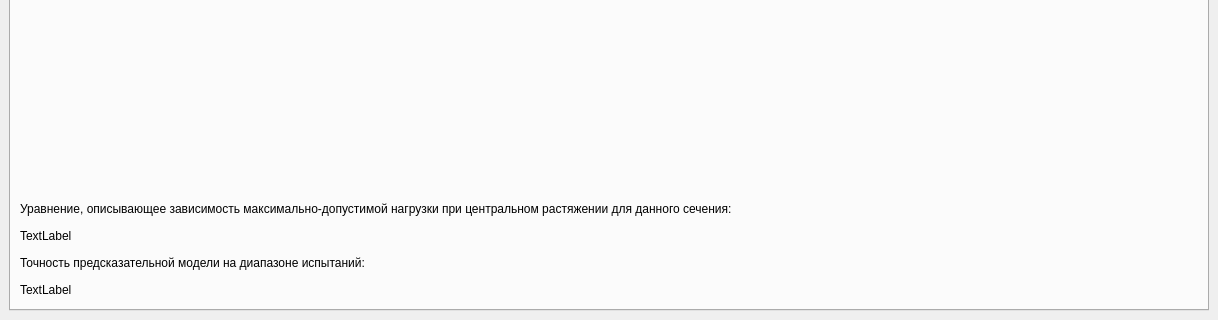
Above: UI's/new_window.ui from gruzdev-as/Least_square_app before the change; both pictures show x 0 to 1218 and y 580 to 900 of the 1218 by 900 pixel window. Below: the same form after it.
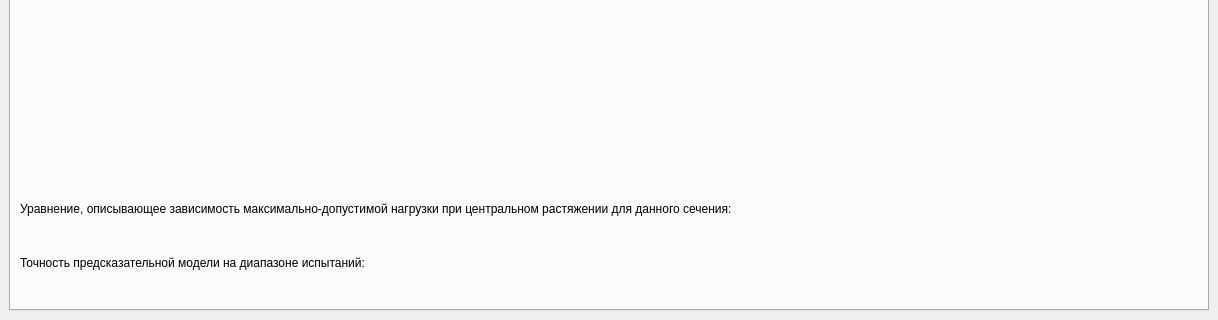
That is the form after the change.

Patch:
```diff
--- a/UI's/new_window.ui
+++ b/UI's/new_window.ui
@@ -157,7 +157,7 @@
         <item>
          <widget class="QLabel" name="master_equation_label">
           <property name="text">
-           <string>TextLabel</string>
+           <string/>
           </property>
          </widget>
         </item>
@@ -171,7 +171,7 @@
         <item>
          <widget class="QLabel" name="master_label_accuracy">
           <property name="text">
-           <string>TextLabel</string>
+           <string/>
           </property>
          </widget>
         </item>
```
Left out of the diff: 4 changed lines with no effect on the pictures.
